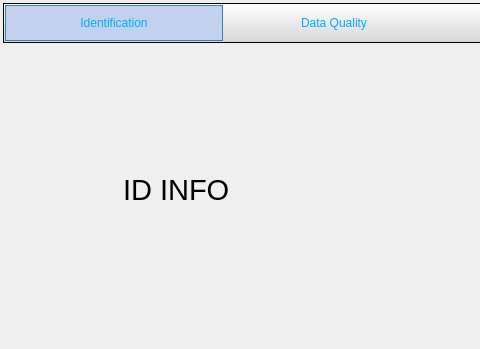
Qt form pymdwizard/gui/ui_files/MetadataRoot.ui (DOI-USGS/fort-pymdwizard) before a commit; both pictures show x 0 to 480 and y 0 to 349 of the 1327 by 585 pixel window.
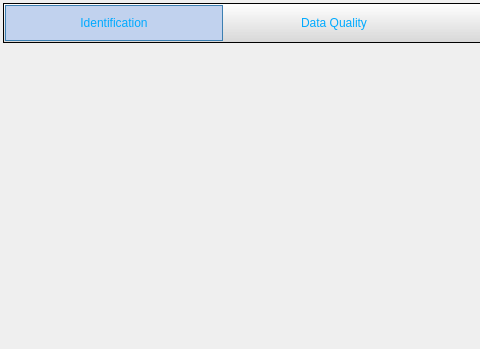
The same form after that commit.

Commit message: Add metadatainfo tab contents

The edit to the form file:
```diff
--- a/pymdwizard/gui/ui_files/MetadataRoot.ui
+++ b/pymdwizard/gui/ui_files/MetadataRoot.ui
@@ -265,24 +265,23 @@
         <number>0</number>
        </property>
        <widget class="QWidget" name="page_idinfo">
-        <widget class="QLabel" name="label">
-         <property name="geometry">
-          <rect>
-           <x>120</x>
-           <y>100</y>
-           <width>181</width>
-           <height>81</height>
-          </rect>
+        <layout class="QVBoxLayout" name="verticalLayout_4">
+         <property name="spacing">
+          <number>0</number>
          </property>
-         <property name="font">
-          <font>
-           <pointsize>22</pointsize>
-          </font>
+         <property name="leftMargin">
+          <number>0</number>
          </property>
-         <property name="text">
-          <string>ID INFO</string>
+         <property name="topMargin">
+          <number>0</number>
          </property>
-        </widget>
+         <property name="rightMargin">
+          <number>0</number>
+         </property>
+         <property name="bottomMargin">
+          <number>0</number>
+         </property>
+        </layout>
        </widget>
        <widget class="QWidget" name="page_dataqual">
         <widget class="QLabel" name="label_2">
```
Left out of the diff: 29 changed lines with no effect on the pictures. The commit also changes 3 other files.
